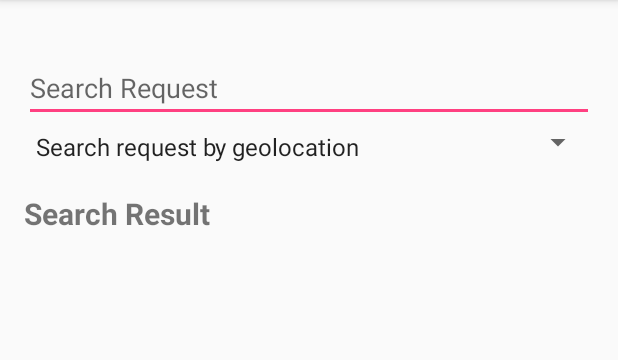
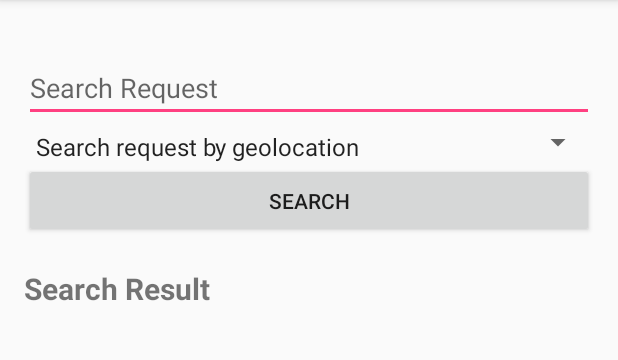
Before and after one commit to CMPUT301F16T18/Unter, an Android app: the DriverSearchRequestActivity screen opened directly, with no data from a screen before it, on a phone screen of 412 x 824 dp, the part 84-444 px from its top. Run offline under Robolectric (Android 15) with nearby library versions, the phone set to English and light mode, and no system bars.

Commit message:
added search button to DriverSearchRequestActivity

```diff
--- a/app/src/main/java/ca/ualberta/cs/unter/view/DriverSearchRequestActivity.java
+++ b/app/src/main/java/ca/ualberta/cs/unter/view/DriverSearchRequestActivity.java
@@ -6,6 +6,7 @@ import android.os.Bundle;
 import android.view.View;
 import android.widget.AdapterView;
 import android.widget.ArrayAdapter;
+import android.widget.Button;
 import android.widget.ListView;
 import android.widget.Spinner;
 
@@ -14,10 +15,12 @@ import java.util.ArrayList;
 import ca.ualberta.cs.unter.R;
 import ca.ualberta.cs.unter.model.request.Request;
 
-public class DriverSearchRequestActivity extends AppCompatActivity {
+public class DriverSearchRequestActivity extends AppCompatActivity implements View.OnClickListener {
 
     private Spinner searchOptionSpinner;
     private ArrayAdapter<CharSequence> searchOptionAdapter;
+
+    private Button searchButton;
 
     private ListView searchRequestListView;
     private ArrayAdapter<Request> searchRequestAdapter;
@@ -34,6 +37,10 @@ public class DriverSearchRequestActivity extends AppCompatActivity {
                 R.array.search_option, android.R.layout.simple_spinner_item);
         searchOptionAdapter.setDropDownViewResource(android.R.layout.simple_spinner_dropdown_item);
         searchOptionSpinner.setAdapter(searchOptionAdapter);
+
+        searchButton = (Button) findViewById(R.id.button_search_DriverSearchRequestActivity);
+        assert searchButton != null;
+        searchButton.setOnClickListener(this);
 
         searchRequestListView = (ListView) findViewById(R.id.listView_searchList_DriverSearchRequestActivity);
         searchRequestListView.setOnItemClickListener(new AdapterView.OnItemClickListener() {
@@ -52,4 +59,10 @@ public class DriverSearchRequestActivity extends AppCompatActivity {
         searchRequestListView.setAdapter(searchRequestAdapter);
     }
 
+    @Override
+    public void onClick(View view) {
+        if (view == searchButton ) {
+            // TODO start search
+        }
+    }
 }
--- a/app/src/main/res/layout/activity_driver_search_request.xml
+++ b/app/src/main/res/layout/activity_driver_search_request.xml
@@ -25,6 +25,15 @@
         android:layout_height="wrap_content"
         android:paddingTop="5dp"/>
 
+    <Button
+        android:id="@+id/button_search_DriverSearchRequestActivity"
+        android:layout_width="fill_parent"
+        android:layout_height="wrap_content"
+        android:layout_gravity="center"
+        android:text="@string/search_button"
+        android:paddingTop="15dp"
+        android:paddingBottom="15dp"/>
+
     <TextView
         android:layout_width="match_parent"
         android:layout_height="wrap_content"
--- a/app/src/main/res/values/strings.xml
+++ b/app/src/main/res/values/strings.xml
@@ -46,6 +46,9 @@
     <string name="dialog_view_map_button">View Map</string>
     <string name="dialog_cancel_button">Cancel</string>
 
+    <!--DriverSearchRequestActivity-->
+    <string name="search_button">Search</string>
+
     <!--DriverAcceptRequestActivity-->
     <string name="cancel_button">Cancel</string>
     <string name="accept_button">Accept</string>
```
